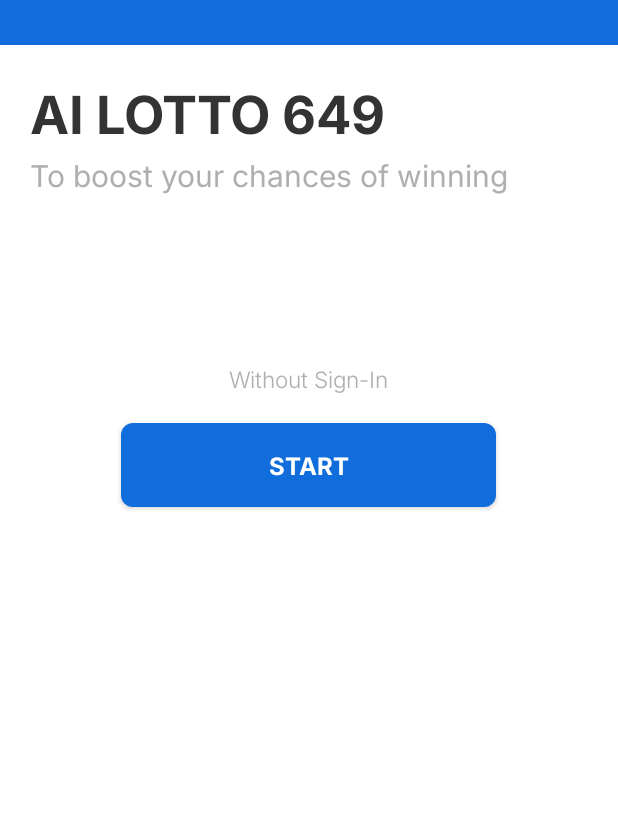
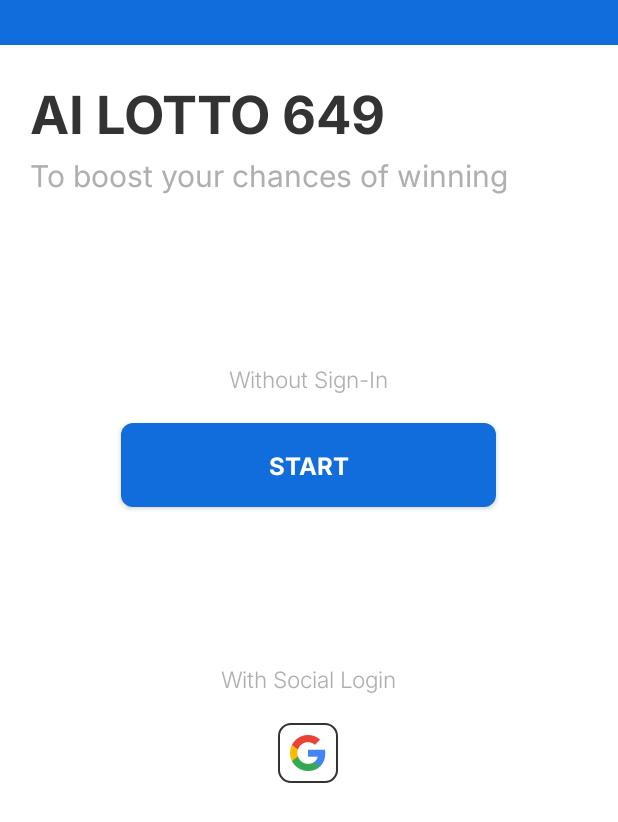
Before and after one commit to roysoft-admin/lotto649-aos-java, an Android app: the screen it shows after launch (LoginActivity), on a phone screen of 412 x 824 dp. Shown: the top 822 px of the screen. Run offline under Robolectric (Android 15) with nearby library versions, the phone set to English and light mode, and no system bars; our stand-ins replace AdMob, Firebase (no records; nobody signed in at launch, a user with empty details on screens opened directly); libraries missing offline, so code that uses them is left out: com.turbomanage.httpclient.

Commit message:
feat: 구글 로그인 추가

```diff
--- a/Source/app/build.gradle
+++ b/Source/app/build.gradle
@@ -11,8 +11,8 @@ android {
         applicationId "kr.co.roysoft.lotto649"
         minSdk 25
         targetSdk 35
-        versionCode 1
-        versionName "1.0"
+        versionCode 2
+        versionName "1.1"
 
         testInstrumentationRunner "androidx.test.runner.AndroidJUnitRunner"
     }
--- a/Source/app/src/main/res/layout/activity_login.xml
+++ b/Source/app/src/main/res/layout/activity_login.xml
@@ -49,7 +49,6 @@
             android:layout_height="wrap_content"
             android:layout_gravity="center_horizontal"
             android:layout_marginTop="412dp"
-            android:visibility="gone"
             android:text="With Social Login" />
 
         <LinearLayout
@@ -58,7 +57,6 @@
             android:orientation="horizontal"
             android:layout_gravity="center_horizontal"
             android:gravity="center"
-            android:visibility="gone"
             android:layout_marginTop="452dp">
 
             <kr.co.roysoft.lotto649.view.button.IconButton
--- a/Source/app/src/main/res/layout/activity_my.xml
+++ b/Source/app/src/main/res/layout/activity_my.xml
@@ -87,8 +87,7 @@
 
                 <FrameLayout
                     android:layout_width="match_parent"
-                    android:layout_height="60dp"
-                    android:visibility="gone">
+                    android:layout_height="60dp">
 
                     <kr.co.roysoft.lotto649.view.text.MediumTextView
                         android:layout_width="wrap_content"
```
Also changed, not shown: 1 other file.
